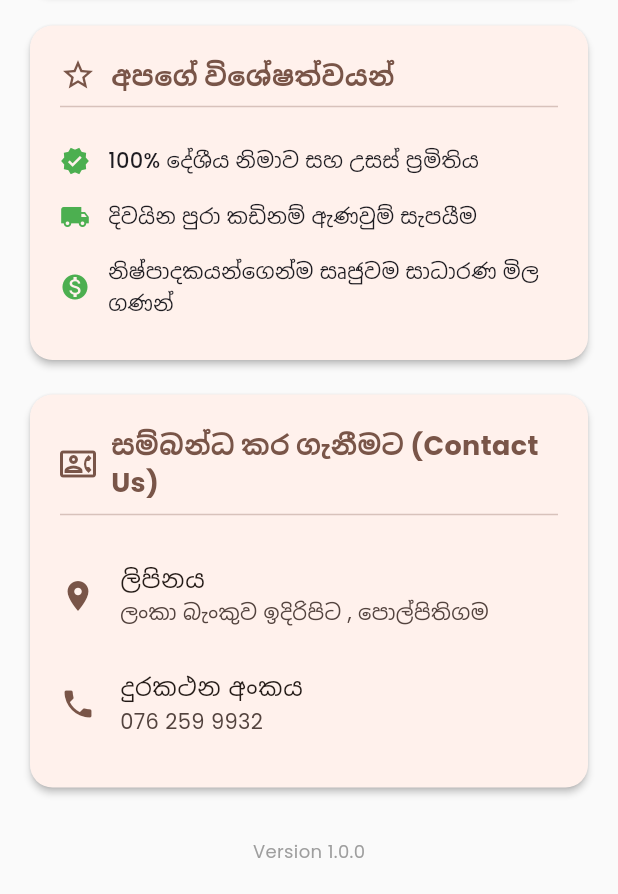
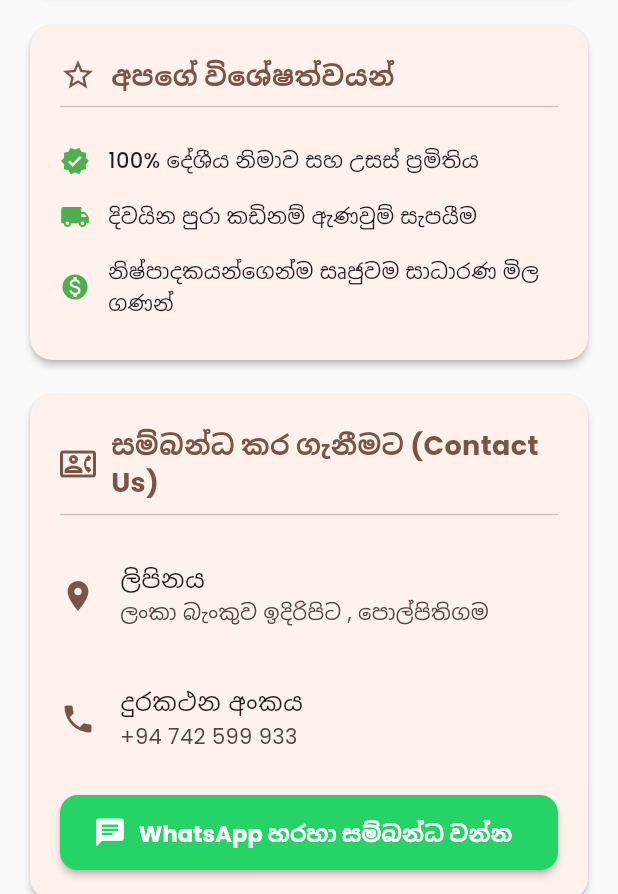
Before and after one commit to HashanMadhu/tharu-bag-app, a Flutter app: the AboutUsPage screen opened directly, scrolled down 362 dp, on a phone screen of 412 x 824 dp, the part 342-1236 px from its top. Run offline on Flutter 3.47's test engine with Material 3 defaults, Android fonts, the phone set to English and light mode, and no system bars; our stand-ins replace cloud_firestore, firebase_auth, firebase_core, flutter_riverpod, google_fonts, pdf and 2 more; accounts and stored records are empty.

Commit message:
Added About Us page with WhatsApp contact integration

```diff
--- a/my_bag_app/lib/pages/about_us_page.dart
+++ b/my_bag_app/lib/pages/about_us_page.dart
@@ -1,7 +1,30 @@
 import 'package:flutter/material.dart';
+import 'package:url_launcher/url_launcher.dart'; // 🎯 WhatsApp open කිරීමට අවශ්‍යයි
 
 class AboutUsPage extends StatelessWidget {
   const AboutUsPage({super.key});
+
+  // 🎯 WhatsApp එකට පාරිභෝගිකයාව රැගෙන යන Function එක
+  Future<void> _launchWhatsApp() async {
+    // 💡 94XXXXXXXXX වෙනුවට ඔයාගේ සැබෑ WhatsApp අංකය දාන්න (උදා: 94712345678)
+    const String phoneNumber = "94742599932";
+    const String message =
+        "Hello Tharu Bag Center, මට බෑග් ඇණවුමක් පිළිබඳව විස්තර දැනගන්න අවශ්‍යයි.";
+
+    final Uri whatsappUri = Uri.parse(
+      "https://wa.me/$phoneNumber?text=${Uri.encodeComponent(message)}",
+    );
+
+    try {
+      if (await canLaunchUrl(whatsappUri)) {
+        await launchUrl(whatsappUri, mode: LaunchMode.externalApplication);
+      } else {
+        throw 'Could not launch $whatsappUri';
+      }
+    } catch (e) {
+      print("Error opening WhatsApp: $e");
+    }
+  }
 
   @override
   Widget build(BuildContext context) {
@@ -15,7 +38,7 @@ class AboutUsPage extends StatelessWidget {
       body: SingleChildScrollView(
         child: Column(
           children: [
-            // ⛰️ ඉහළ Header කොටස (Logo එක හෝ ආයතනයේ නම සඳහා)
+            // ⛰️ 1. ඉහළ Header කොටස (Logo සහ ආයතනයේ නම)
             Container(
               width: double.infinity,
               decoration: const BoxDecoration(
@@ -62,7 +85,7 @@ class AboutUsPage extends StatelessWidget {
 
             const SizedBox(height: 20),
 
-            // 📝 ආයතනයේ විස්තර (Our Story)
+            // 📝 2. අපේ කතාව (Our Story Card)
             Padding(
               padding: const EdgeInsets.symmetric(horizontal: 16.0),
               child: Card(
@@ -108,7 +131,7 @@ class AboutUsPage extends StatelessWidget {
 
             const SizedBox(height: 15),
 
-            // 🎯 ප්‍රධාන අරමුණු (Features / Strengths)
+            // 🎯 3. අපගේ විශේෂත්වයන් (Features)
             Padding(
               padding: const EdgeInsets.symmetric(horizontal: 16.0),
               child: Card(
@@ -157,7 +180,7 @@ class AboutUsPage extends StatelessWidget {
 
             const SizedBox(height: 15),
 
-            // 📞 සම්බන්ධ කරගත හැකි තොරතුරු (Contact Info)
+            // 📞 4. සම්බන්ධ කරගත හැකි තොරතුරු සහ WhatsApp (Contact Us Card)
             Padding(
               padding: const EdgeInsets.symmetric(horizontal: 16.0),
               child: Card(
@@ -165,46 +188,77 @@ class AboutUsPage extends StatelessWidget {
                 shape: RoundedRectangleBorder(
                   borderRadius: BorderRadius.circular(15),
                 ),
-                child: const Padding(
-                  padding: EdgeInsets.all(20.0),
+                child: Padding(
+                  padding: const EdgeInsets.all(20.0),
                   child: Column(
                     crossAxisAlignment: CrossAxisAlignment.start,
                     children: [
-                      Row(
+                      const Row(
                         children: [
-                          const Icon(
+                          Icon(
                             Icons.contact_phone_outlined,
                             color: Colors.brown,
                           ),
-                          const SizedBox(width: 10),
+                          SizedBox(width: 10),
+                          // 💡 Overflow නොවීමට Expanded කර ඇත
                           Expanded(
-                            // 👈 මේ විදිහට Expanded එකක් ඇතුළට Text එක දාන්න
-                            child: const Text(
+                            child: Text(
                               "සම්බන්ධ කර ගැනීමට (Contact Us)",
                               style: TextStyle(
                                 fontSize: 18,
                                 fontWeight: FontWeight.bold,
                                 color: Colors.brown,
                               ),
-                              softWrap:
-                                  true, // 👈 ඉඩ මදි නම් Auto ඊළඟ පේළියට ගන්නවා
+                              softWrap: true,
                             ),
                           ),
                         ],
                       ),
-                      Divider(),
-                      SizedBox(height: 10),
-                      ListTile(
+                      const Divider(),
+                      const SizedBox(height: 10),
+
+                      // ලිපිනය
+                      const ListTile(
                         leading: Icon(Icons.location_on, color: Colors.brown),
                         title: Text("ලිපිනය"),
                         subtitle: Text("ලංකා බැංකුව ඉදිරිපිට , පොල්පිතිගම"),
                         contentPadding: EdgeInsets.zero,
                       ),
-                      ListTile(
+
+                      const SizedBox(height: 10),
+
+                      // දුරකථන අංකය
+                      const ListTile(
                         leading: Icon(Icons.phone, color: Colors.brown),
                         title: Text("දුරකථන අංකය"),
-                        subtitle: Text("076 259 9932"),
+                        subtitle: Text("+94 742 599 933"),
                         contentPadding: EdgeInsets.zero,
+                      ),
+
+                      const SizedBox(height: 15),
+
+                      // 🟢 මෙන්න WhatsApp බොත්තම (WhatsApp Button)
+                      ElevatedButton.icon(
+                        onPressed: _launchWhatsApp,
+                        style: ElevatedButton.styleFrom(
+                          backgroundColor: const Color(
+                            0xFF25D366,
+                          ), // WhatsApp Green
+                          foregroundColor: Colors.white,
+                          minimumSize: const Size(double.infinity, 50),
+                          shape: RoundedRectangleBorder(
+                            borderRadius: BorderRadius.circular(12),
+                          ),
+                          elevation: 2,
+                        ),
+                        icon: const Icon(Icons.chat, size: 22),
+                        label: const Text(
+                          "WhatsApp හරහා සම්බන්ධ වන්න",
+                          style: TextStyle(
+                            fontSize: 15,
+                            fontWeight: FontWeight.bold,
+                          ),
+                        ),
                       ),
                     ],
                   ),
@@ -225,7 +279,7 @@ class AboutUsPage extends StatelessWidget {
   }
 }
 
-// 💡 Features පේළි සකස් කිරීමට පොදු Widget එකක්
+// Features පේළි සඳහා පොදු Widget එකක්
 class _FeatureRow extends StatelessWidget {
   final IconData icon;
   final String text;
--- a/my_bag_app/pubspec.yaml
+++ b/my_bag_app/pubspec.yaml
@@ -109,7 +109,7 @@ dependencies:
   flutter:
     sdk: flutter
   cupertino_icons: ^1.0.8
-  url_launcher: ^6.3.1 # WhatsApp පණිවිඩ යැවීමට අවශ්‍යයි
+  url_launcher: ^6.3.2 # WhatsApp පණිවිඩ යැවීමට අවශ්‍යයි
   flutter_riverpod: ^2.5.1 # State management සඳහා Riverpod එක භාවිතා කිරීමට
   google_fonts: ^6.2.1 # Google Fonts එක භාවිතා කිරීමට
   pdf: ^3.10.8 # PDF generation සඳහා
```
Also changed, not shown: 1 other file.
